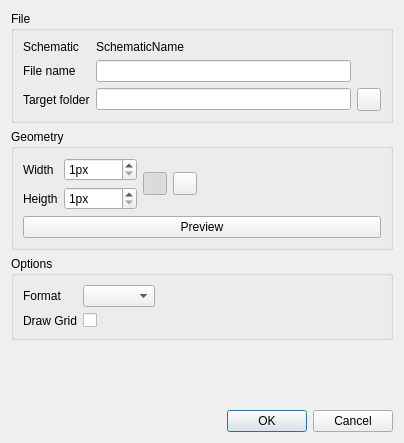
Above: src/dialogs/exportdialog.ui from Caneda/Caneda before the change. Below: the same form after it.
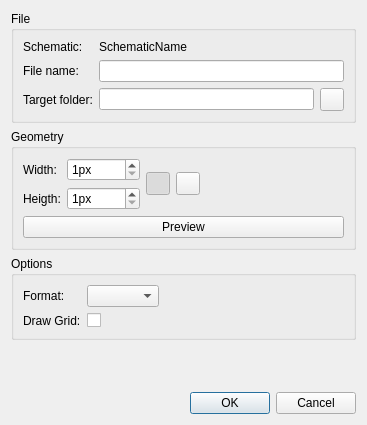
That is the form after the change.

The edit to the form file:
```diff
--- a/src/dialogs/exportdialog.ui
+++ b/src/dialogs/exportdialog.ui
@@ -6,8 +6,8 @@
    <rect>
     <x>0</x>
     <y>0</y>
-    <width>404</width>
-    <height>443</height>
+    <width>367</width>
+    <height>425</height>
    </rect>
   </property>
   <property name="windowTitle">
@@ -19,48 +19,52 @@
      <property name="title">
       <string>File</string>
      </property>
-     <layout class="QGridLayout" name="gridLayout_2">
-      <item row="3" column="0">
-       <widget class="QLabel" name="labelFilename">
-        <property name="text">
-         <string>File name</string>
-        </property>
-       </widget>
-      </item>
-      <item row="4" column="0">
-       <widget class="QLabel" name="labelDirPath">
-        <property name="text">
-         <string>Target folder</string>
-        </property>
-       </widget>
-      </item>
-      <item row="4" column="1">
-       <widget class="QLineEdit" name="editPath"/>
-      </item>
-      <item row="3" column="1">
-       <widget class="QLineEdit" name="editFilename"/>
-      </item>
-      <item row="4" column="2">
-       <widget class="QToolButton" name="btnBrowse">
-        <property name="text">
-         <string/>
-        </property>
-       </widget>
-      </item>
-      <item row="2" column="0">
+     <layout class="QFormLayout" name="formLayout_5">
+      <item row="1" column="0">
        <widget class="QLabel" name="labelSchematic">
         <property name="text">
-         <string>Schematic</string>
+         <string>Schematic:</string>
         </property>
        </widget>
       </item>
-      <item row="2" column="1">
+      <item row="1" column="1">
        <widget class="QLabel" name="labelSchematicName">
         <property name="text">
          <string>SchematicName</string>
         </property>
        </widget>
       </item>
+      <item row="2" column="0">
+       <widget class="QLabel" name="labelFilename">
+        <property name="text">
+         <string>File name:</string>
+        </property>
+       </widget>
+      </item>
+      <item row="2" column="1">
+       <widget class="QLineEdit" name="editFilename"/>
+      </item>
+      <item row="3" column="0">
+       <widget class="QLabel" name="labelDirPath">
+        <property name="text">
+         <string>Target folder:</string>
+        </property>
+       </widget>
+      </item>
+      <item row="3" column="1">
+       <layout class="QHBoxLayout" name="horizontalLayout">
+        <item>
+         <widget class="QLineEdit" name="editPath"/>
+        </item>
+        <item>
+         <widget class="QToolButton" name="btnBrowse">
+          <property name="text">
+           <string/>
+          </property>
+         </widget>
+        </item>
+       </layout>
+      </item>
      </layout>
     </widget>
    </item>
@@ -77,14 +81,14 @@
           <item row="1" column="0">
            <widget class="QLabel" name="labelHeigth">
             <property name="text">
-             <string>Heigth</string>
+             <string>Heigth:</string>
             </property>
            </widget>
           </item>
           <item row="0" column="0">
            <widget class="QLabel" name="labelWidth">
             <property name="text">
-             <string>Width</string>
+             <string>Width:</string>
             </property>
            </widget>
           </item>
@@ -173,21 +177,21 @@
       <item row="0" column="0">
        <widget class="QLabel" name="labelFormat">
         <property name="text">
-         <string>Format</string>
+         <string>Format:</string>
         </property>
        </widget>
       </item>
       <item row="0" column="1">
        <widget class="QComboBox" name="comboFormat"/>
       </item>
-      <item row="1" column="0">
+      <item row="2" column="0">
        <widget class="QLabel" name="labelDrawGrid">
         <property name="text">
-         <string>Draw Grid</string>
+         <string>Draw Grid:</string>
         </property>
        </widget>
       </item>
-      <item row="1" column="1">
+      <item row="2" column="1">
        <widget class="QCheckBox" name="checkDrawGrid"/>
       </item>
      </layout>
@@ -198,6 +202,9 @@
      <property name="orientation">
       <enum>Qt::Vertical</enum>
      </property>
+     <property name="sizeType">
+      <enum>QSizePolicy::Expanding</enum>
+     </property>
      <property name="sizeHint" stdset="0">
       <size>
        <width>20</width>
```
